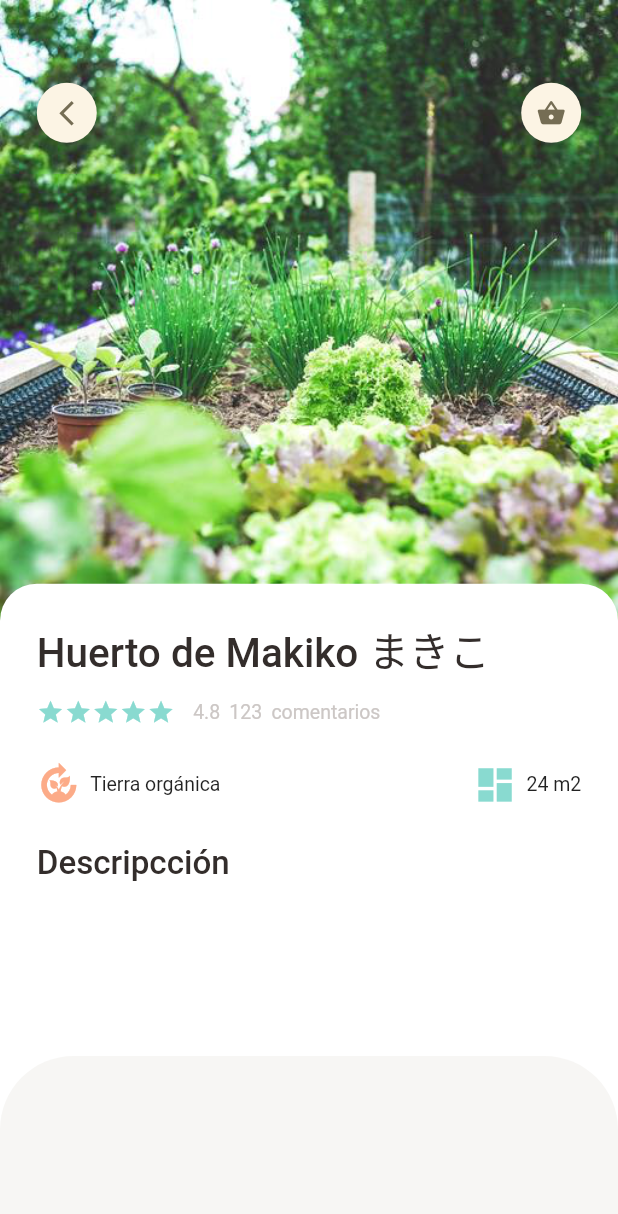
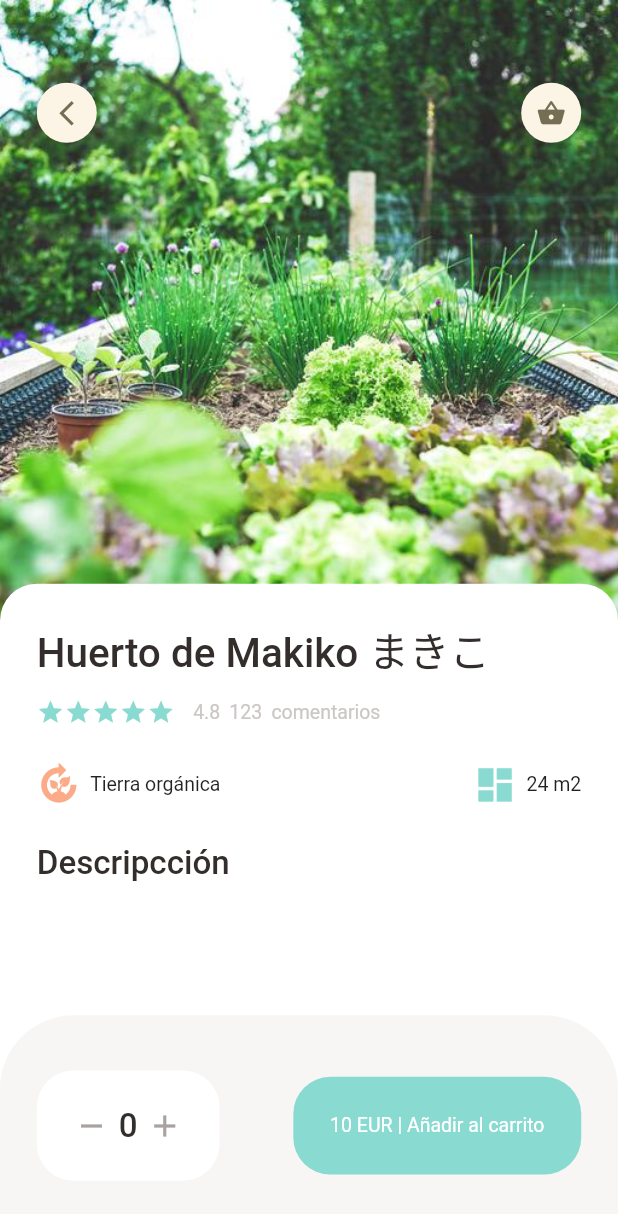
Before and after one commit to GitRockie/farmee, a Flutter app: the screen it shows after launch, on a phone screen of 412 x 824 dp. Shown: the top 1214 px of the screen. Run offline on Flutter 3.47's test engine with Material 2 defaults, Android fonts, the phone set to English and light mode, and no system bars; our stand-ins replace dots_indicator, get.

Commit message:
bottomHeightBar on Detail Farm
Description is Pending

```diff
--- a/lib/pages/farm/popular_farm_detail.dart
+++ b/lib/pages/farm/popular_farm_detail.dart
@@ -1,6 +1,7 @@
 import 'package:farmee_app/utils/dimensions.dart';
 import 'package:farmee_app/widgets/app_column.dart';
 import 'package:farmee_app/widgets/app_icon.dart';
+import 'package:farmee_app/widgets/small_text.dart';
 import 'package:flutter/material.dart';
 
 import '../../utils/colors.dart';
@@ -67,7 +68,7 @@ class PopularFarmDetail extends StatelessWidget {
         ],
       ),
       bottomNavigationBar: Container(
-          height: 120,
+          height: Dimensions.bottomHeightBar,
           padding: EdgeInsets.only(
               top: Dimensions.height30,
               bottom: Dimensions.height30,
@@ -80,11 +81,44 @@ class PopularFarmDetail extends StatelessWidget {
                 topRight: Radius.circular(Dimensions.radius20 * 2)),
           ),
           child: Row(
+            mainAxisAlignment: MainAxisAlignment.spaceBetween,
             children: [
               Container(
+                padding: EdgeInsets.only(
+                    top: Dimensions.height20,
+                    bottom: Dimensions.height20,
+                    left: Dimensions.width20,
+                    right: Dimensions.width20),
                 decoration: BoxDecoration(
                     borderRadius: BorderRadius.circular(Dimensions.radius20),
                     color: Colors.white),
+                child: Row(children: [
+                  const Icon(
+                    Icons.remove,
+                    color: AppColors.signColor,
+                  ),
+                  SizedBox(width: Dimensions.width10 / 2),
+                  const BigText(text: '0'),
+                  SizedBox(width: Dimensions.width10 / 2),
+                  const Icon(
+                    Icons.add,
+                    color: AppColors.signColor,
+                  ),
+                ]),
+              ),
+              Container(
+                padding: EdgeInsets.only(
+                    top: Dimensions.height20,
+                    bottom: Dimensions.height20,
+                    left: Dimensions.width20,
+                    right: Dimensions.width20),
+                decoration: BoxDecoration(
+                    borderRadius: BorderRadius.circular(Dimensions.radius20),
+                    color: AppColors.mainColor),
+                child: const SmallText(
+                  text: '10 EUR | Añadir al carrito',
+                  color: Colors.white,
+                ),
               )
             ],
           )),
--- a/lib/utils/dimensions.dart
+++ b/lib/utils/dimensions.dart
@@ -40,7 +40,6 @@ class Dimensions {
   static double iconSize15 = screenHeight / 44.8;
   static double iconSize16 = screenHeight / 42;
   static double iconSize24 = screenHeight / 28;
-
   static double iconSize45 = screenHeight / 14.93;
 
   //List View size
@@ -49,4 +48,7 @@ class Dimensions {
 
   //popular farm
   static double popularFarmImgSize = screenHeight / 01.92;
+
+  //bottom height
+  static double bottomHeightBar = screenHeight / 5.6;
 }
```
